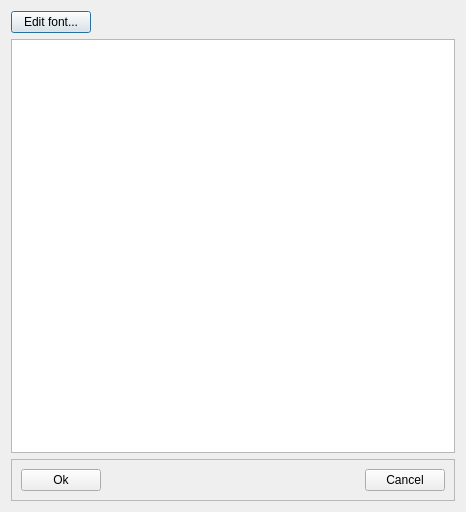
First picture: the form in TextViewer.ui, repository ivareske/Playlist-Generator, before the edit.
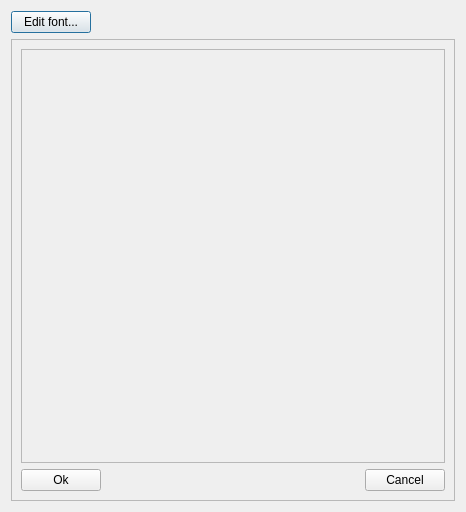
Second picture: the form after the edit.

Commit message: Added CodeEditor. Fixed on TextViewer. Fixed linking i pro file

```diff
--- a/TextViewer.ui
+++ b/TextViewer.ui
@@ -35,25 +35,6 @@
     </widget>
    </item>
    <item row="1" column="0" colspan="2">
-    <widget class="QTextEdit" name="textEdit">
-     <property name="font">
-      <font>
-       <pointsize>12</pointsize>
-      </font>
-     </property>
-     <property name="readOnly">
-      <bool>true</bool>
-     </property>
-     <property name="html">
-      <string>&lt;!DOCTYPE HTML PUBLIC &quot;-//W3C//DTD HTML 4.0//EN&quot; &quot;http://www.w3.org/TR/REC-html40/strict.dtd&quot;&gt;
-&lt;html&gt;&lt;head&gt;&lt;meta name=&quot;qrichtext&quot; content=&quot;1&quot; /&gt;&lt;style type=&quot;text/css&quot;&gt;
-p, li { white-space: pre-wrap; }
-&lt;/style&gt;&lt;/head&gt;&lt;body style=&quot; font-family:'MS Shell Dlg 2'; font-size:12pt; font-weight:400; font-style:normal;&quot;&gt;
-&lt;p style=&quot;-qt-paragraph-type:empty; margin-top:0px; margin-bottom:0px; margin-left:0px; margin-right:0px; -qt-block-indent:0; text-indent:0px; font-size:16pt;&quot;&gt;&lt;/p&gt;&lt;/body&gt;&lt;/html&gt;</string>
-     </property>
-    </widget>
-   </item>
-   <item row="2" column="0" colspan="2">
     <widget class="QFrame" name="frame">
      <property name="frameShape">
       <enum>QFrame::StyledPanel</enum>
@@ -62,14 +43,14 @@
       <enum>QFrame::Raised</enum>
      </property>
      <layout class="QGridLayout" name="gridLayout">
-      <item row="0" column="0">
+      <item row="1" column="0">
        <widget class="QPushButton" name="okButton">
         <property name="text">
          <string>Ok</string>
         </property>
        </widget>
       </item>
-      <item row="0" column="1">
+      <item row="1" column="1">
        <spacer name="horizontalSpacer">
         <property name="orientation">
          <enum>Qt::Horizontal</enum>
@@ -82,13 +63,23 @@
         </property>
        </spacer>
       </item>
-      <item row="0" column="2">
+      <item row="1" column="2">
        <widget class="QPushButton" name="cancelButton">
         <property name="text">
          <string>Cancel</string>
         </property>
        </widget>
       </item>
+      <item row="0" column="0" colspan="3">
+       <widget class="QFrame" name="textEditFrame">
+        <property name="frameShape">
+         <enum>QFrame::StyledPanel</enum>
+        </property>
+        <property name="frameShadow">
+         <enum>QFrame::Raised</enum>
+        </property>
+       </widget>
+      </item>
      </layout>
     </widget>
    </item>
```
The commit also changes 10 other files.
